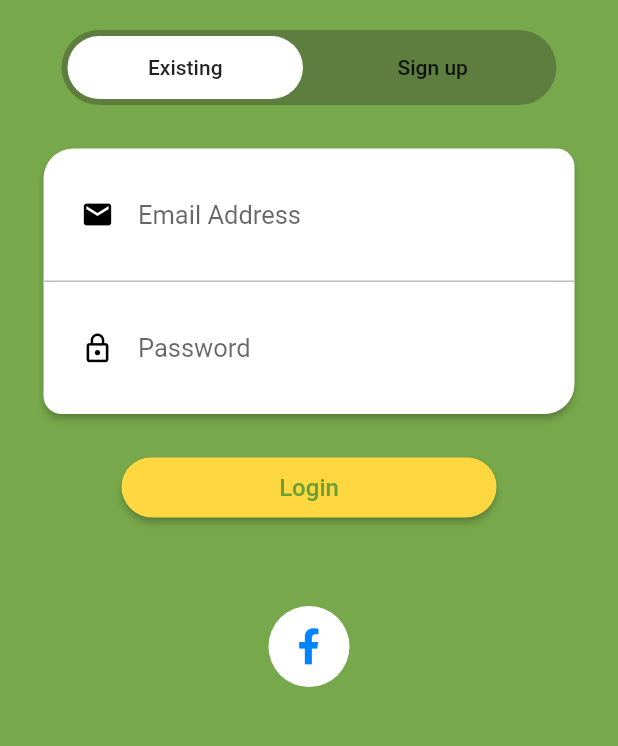
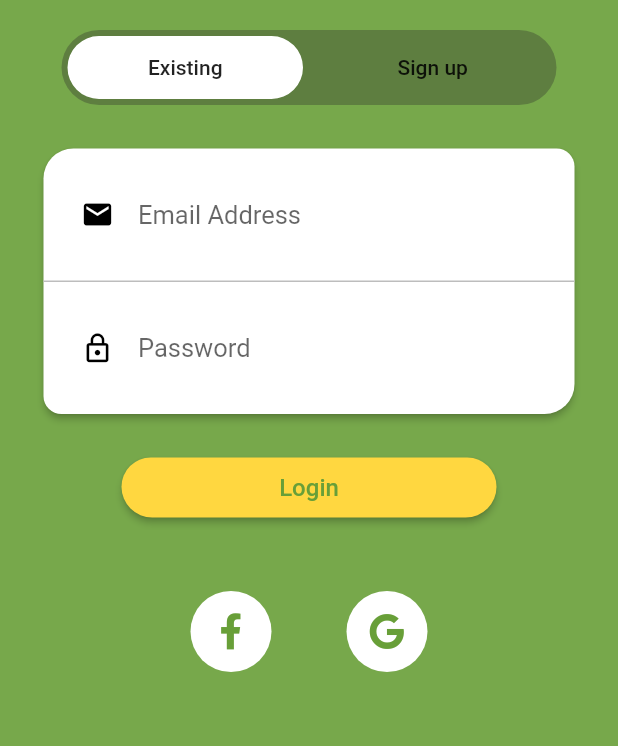
Before and after one commit to mcmalloy/bookversity, a Flutter app: the screen it shows after launch, on a phone screen of 412 x 824 dp, the part 399-1145 px from its top. Run offline on Flutter 3.47's test engine with Material 2 defaults, Android fonts, the phone set to English and light mode, and no system bars; our stand-ins replace firebase_auth, firebase_core, flare_flutter, font_awesome_flutter, shared_preferences; missing offline and left inert: flare_splash_screen, flutter_facebook_login; accounts and stored records are empty; Roboto replaces fonts that are missing (WorkSansSemiBold).

Commit message:
A little latenight coding. Couldn't fix async loading of profile pic when logging in via facebook.
Added google button icon and email signup/signin works.

TODO: add "Forgot password" logic & button

```diff
--- a/lib/Services/auth.dart
+++ b/lib/Services/auth.dart
@@ -32,7 +32,7 @@ class AuthService {
     return user;
   }
 
-  Future createEmailUser(String email,String password) async {
+  Future<int> createEmailUser(String email,String password) async {
     AuthResult result = await _auth.createUserWithEmailAndPassword(email: email, password: password);
     FirebaseUser user = result.user;
     user.sendEmailVerification();
--- a/lib/TabPages/profile_page.dart
+++ b/lib/TabPages/profile_page.dart
@@ -21,7 +21,6 @@ class _ProfilePageState extends State<ProfilePage> {
   AuthService _authService = AuthService();
   final StateStorageService _storageService = StateStorageService();
   String profilePictureLink;
-
   @override
   initState() {
     // TODO: implement initState
@@ -30,7 +29,8 @@ class _ProfilePageState extends State<ProfilePage> {
   }
 
   Future<void> getProfileID() async {
-    profilePictureLink = await _storageService.getFacebookUID();
+    String _profilePictureLink = await _storageService.getFacebookUID();
+    profilePictureLink = _profilePictureLink;
     print("profile link acquired!");
   }
 
--- a/lib/landing_page.dart
+++ b/lib/landing_page.dart
@@ -146,8 +146,26 @@ class _LoginPageState extends State<LoginPage> {
                 ),
               ),
               Padding(
-                padding: EdgeInsets.only(bottom: 100),
-                child: GestureDetector(
+                padding: EdgeInsets.only(bottom: 110),
+                child: Row(
+                  mainAxisAlignment: MainAxisAlignment.center,
+                  children: [
+                    facebookIconButton(),
+                    SizedBox(height: 1,width: 50,),
+                    googleIconButton()
+                  ],
+                )
+              ),
+
+            ],
+          ),
+        ),
+      ),
+    );
+  }
+
+  Widget facebookIconButton(){
+    return GestureDetector(
       child: Container(
         padding: const EdgeInsets.all(15.0),
         decoration: new BoxDecoration(
@@ -156,7 +174,7 @@ class _LoginPageState extends State<LoginPage> {
         ),
         child: new Icon(
           FontAwesomeIcons.facebookF,
-                      color: Color(0xFF0084ff),
+          color: CustomColors.materialDarkGreen,
         ),
       ),
       onTap: () async {
@@ -172,12 +190,35 @@ class _LoginPageState extends State<LoginPage> {
           // TODO: Display facebook login error
         }
       },
+    );
+  }
+
+  Widget googleIconButton(){
+    return GestureDetector(
+      child: Container(
+        padding: const EdgeInsets.all(15.0),
+        decoration: new BoxDecoration(
+          shape: BoxShape.circle,
+          color: Colors.white,
+        ),
+        child: new Icon(
+          FontAwesomeIcons.google,
+          color: CustomColors.materialDarkGreen,
         ),
       ),
-            ],
-          ),
-        ),
-      ),
+      onTap: () async {
+        FacebookLoginStatus result =
+        await _authService.facebookLogin();
+        if (result == FacebookLoginStatus.loggedIn) {
+          // TODO: LOG USER IN
+          Navigator.push(
+              context,
+              MaterialPageRoute(
+                  builder: (context) => TabPages()));
+        } else if (result == FacebookLoginStatus.error) {
+          // TODO: Display facebook login error
+        }
+      },
     );
   }
 
@@ -260,9 +301,10 @@ class _LoginPageState extends State<LoginPage> {
               color: CustomColors.materialYellow,
               splashColor: Colors.transparent,
               highlightColor: CustomColors.loginGradientEnd,
-              onPressed: () {
+              onPressed: () async {
                 _authService.createEmailUser(_emailSignUpController.text,
                     _passwordSignUpController.text);
+                //TODO: Show alertdialog that confirms "An email was sent to you for confirmation
               },
               child: Text(
                 "Sign up",
--- a/pubspec.yaml
+++ b/pubspec.yaml
@@ -38,6 +38,7 @@ dependencies:
   flutter_facebook_login: ^3.0.0
   font_awesome_flutter: ^8.8.1
   shared_preferences: ^0.5.4+8
+  cached_network_image: ^2.3.1
 dev_dependencies:
   flutter_test:
     sdk: flutter
```
Also changed, not shown: pubspec.lock. Lines whose indentation alone changed are shown as unchanged.
